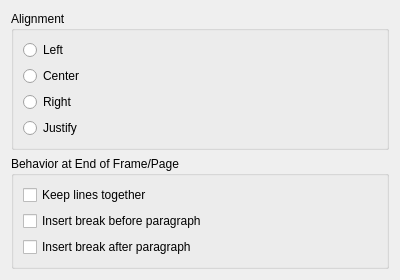
First picture: the form in plugins/textshape/dialogs/ParagraphLayout.ui, repository KDE/krita, before the edit.
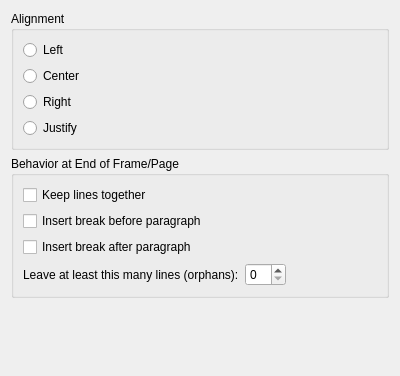
Second picture: the form after the edit.

Patch:
```diff
--- a/plugins/textshape/dialogs/ParagraphLayout.ui
+++ b/plugins/textshape/dialogs/ParagraphLayout.ui
@@ -1,18 +1,18 @@
 <ui version="4.0" >
  <class>ParagraphLayout</class>
- <widget class="QWidget" name="ParagraphLayout" >
-  <property name="geometry" >
+ <widget class="QWidget" name="ParagraphLayout">
+  <property name="geometry">
    <rect>
     <x>0</x>
     <y>0</y>
     <width>400</width>
-    <height>279</height>
+    <height>376</height>
    </rect>
   </property>
-  <layout class="QGridLayout" >
-   <item row="0" column="0" >
-    <widget class="QGroupBox" name="groupBox" >
-     <property name="title" >
+  <layout class="QVBoxLayout" name="verticalLayout">
+   <item>
+    <widget class="QGroupBox" name="groupBox">
+     <property name="title">
       <string>Alignment</string>
      </property>
      <layout class="QVBoxLayout" >
@@ -47,15 +47,15 @@
      </layout>
     </widget>
    </item>
-   <item row="1" column="0" >
-    <widget class="QGroupBox" name="groupBox_2" >
-     <property name="title" >
+   <item>
+    <widget class="QGroupBox" name="groupBox_2">
+     <property name="title">
       <string>Behavior at End of Frame/Page</string>
      </property>
-     <layout class="QVBoxLayout" >
-      <item>
-       <widget class="QCheckBox" name="keepTogether" >
-        <property name="text" >
+     <layout class="QGridLayout" name="gridLayout_2">
+      <item row="0" column="0">
+       <widget class="QCheckBox" name="keepTogether">
+        <property name="text">
          <string>Keep lines together</string>
         </property>
        </widget>
@@ -74,10 +74,37 @@
         </property>
        </widget>
       </item>
+      <item row="3" column="0">
+       <layout class="QHBoxLayout" name="horizontalLayout">
+        <item>
+         <widget class="QLabel" name="label">
+          <property name="text">
+           <string>Leave at least this many lines (orphans):</string>
+          </property>
+         </widget>
+        </item>
+        <item>
+         <widget class="QSpinBox" name="threshold"/>
+        </item>
+        <item>
+         <spacer name="horizontalSpacer">
+          <property name="orientation">
+           <enum>Qt::Horizontal</enum>
+          </property>
+          <property name="sizeHint" stdset="0">
+           <size>
+            <width>40</width>
+            <height>20</height>
+           </size>
+          </property>
+         </spacer>
+        </item>
+       </layout>
+      </item>
      </layout>
     </widget>
    </item>
-   <item row="2" column="0" >
+   <item>
     <spacer>
      <property name="orientation" >
       <enum>Qt::Vertical</enum>
```
Left out of the diff: 45 changed lines with no effect on the pictures.
